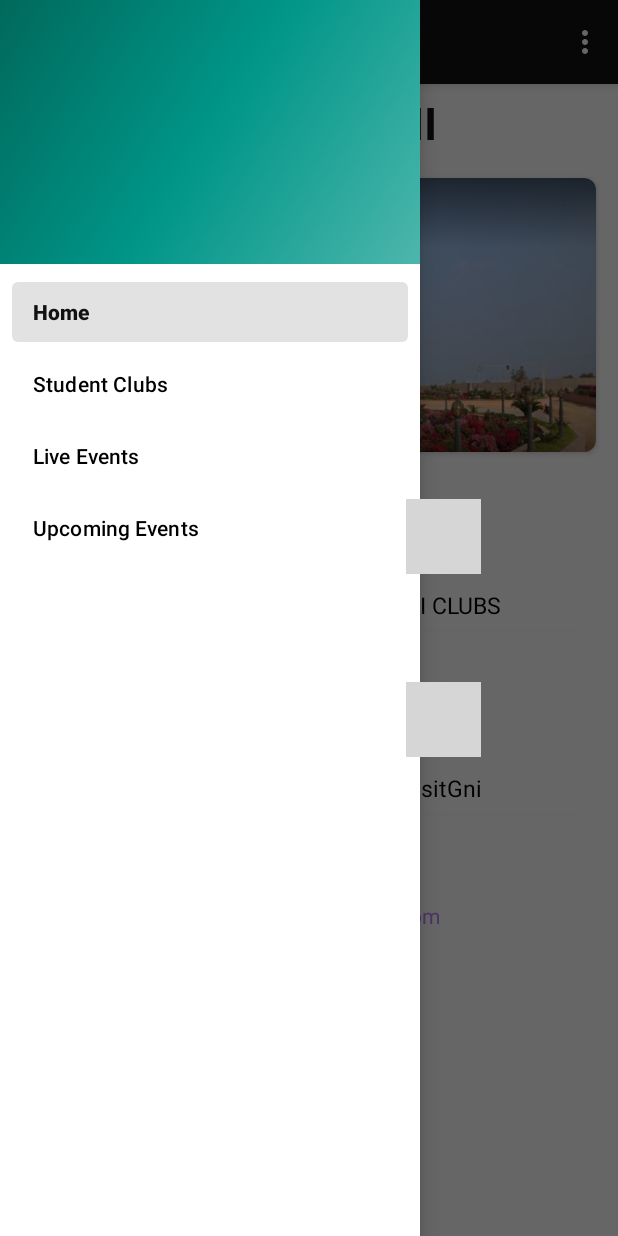
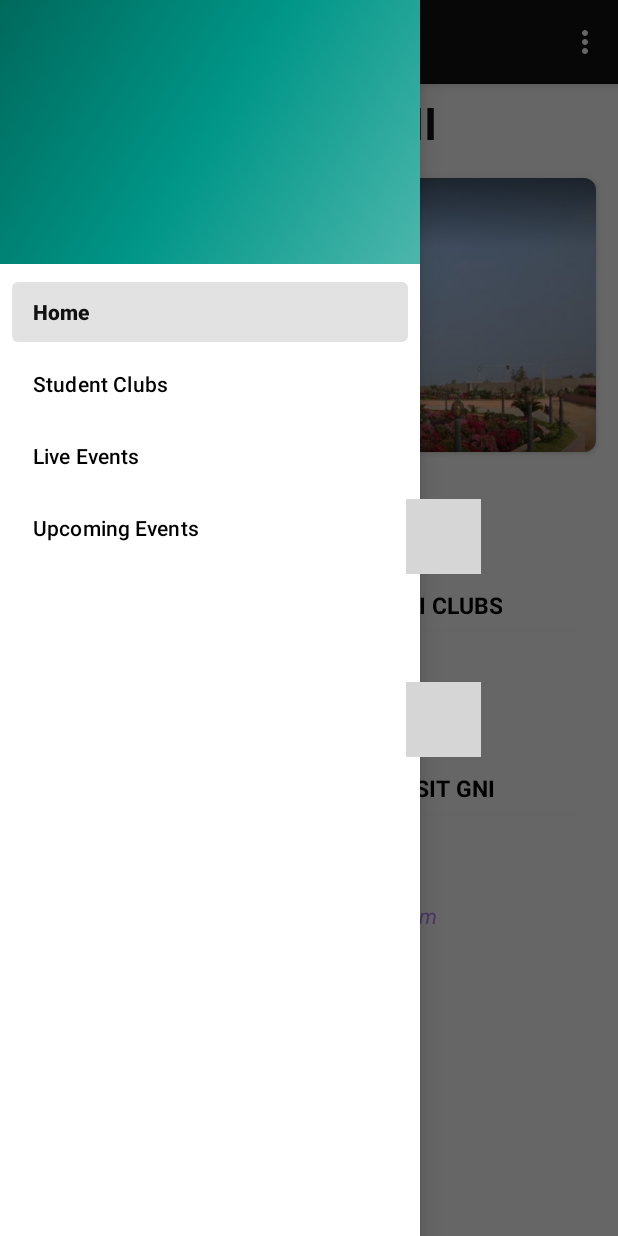
Before and after one commit to TarunReddy099/Eureka-GNI, an Android app: the screen it shows after launch once a user with an empty profile is signed in (MainActivity), with the side drawer open, on a phone screen of 412 x 824 dp. Run offline under Robolectric (Android 15) with nearby library versions, the phone set to English and light mode, and no system bars; our stand-ins replace Firebase (no records; nobody signed in at launch, a user with empty details on screens opened directly), navigation-ui; grey boxes are pictures that could not be loaded.

Commit message:
resources added

```diff
--- a/app/src/main/res/layout/fragment_home.xml
+++ b/app/src/main/res/layout/fragment_home.xml
@@ -74,8 +74,9 @@
                 <TextView
                     android:layout_width="wrap_content"
                     android:layout_height="wrap_content"
-                    android:text="@string/events"
+                    android:text="EVENTS"
                     android:textSize="15sp"
+                    android:textStyle="bold"
                     android:textAlignment="center"
                     android:layout_gravity="center"
                     android:textColor="#000" />
@@ -114,7 +115,8 @@
                     android:layout_width="wrap_content"
                     android:layout_height="wrap_content"
                     android:layout_gravity="center"
-                    android:text="GNI CLUBS"
+                    android:text="@string/gni_clubs"
+                    android:textStyle="bold"
                     android:textAlignment="center"
                     android:textColor="#000"
                     android:textSize="15sp" />
@@ -153,7 +155,8 @@
                 <TextView
                     android:layout_width="wrap_content"
                     android:layout_height="wrap_content"
-                    android:text="results"
+                    android:text="@string/results"
+                    android:textStyle="bold"
                     android:textSize="15sp"
                     android:textAlignment="center"
                     android:layout_gravity="center"
@@ -193,7 +196,8 @@
                 <TextView
                     android:layout_width="102dp"
                     android:layout_height="wrap_content"
-                    android:text="@string/visit_gni"
+                    android:text="@string/visit1_gni"
+                    android:textStyle="bold"
                     android:textSize="15sp"
                     android:textAlignment="center"
                     android:layout_gravity="center"
@@ -220,6 +224,7 @@
             android:id="@+id/devmail"
             android:layout_width="match_parent"
             android:layout_height="match_parent"
+            android:textStyle="italic"
             android:text="developerTeam@gmail.com"
             android:gravity="center_horizontal"
             android:textColor="@color/colorAccent"
--- /dev/null
+++ b/app/src/main/res/values-v21/strings.xml
@@ -0,0 +1,4 @@
+<?xml version="1.0" encoding="utf-8"?>
+<resources>
+    <string name="visit1_gni">VISIT GNI</string>
+</resources>
--- a/app/src/main/res/values/strings.xml
+++ b/app/src/main/res/values/strings.xml
@@ -36,4 +36,6 @@ Facilitate foster networking with alumni, industries, institutions and other sta
     <string name="enter_password">Enter Password</string>
     <string name="login">LOGIN</string>
     <string name="submit">SUBMIT</string>
+    <string name="gni_clubs">GNI CLUBS</string>
+    <string name="results">RESULTS</string>
 </resources>
```
